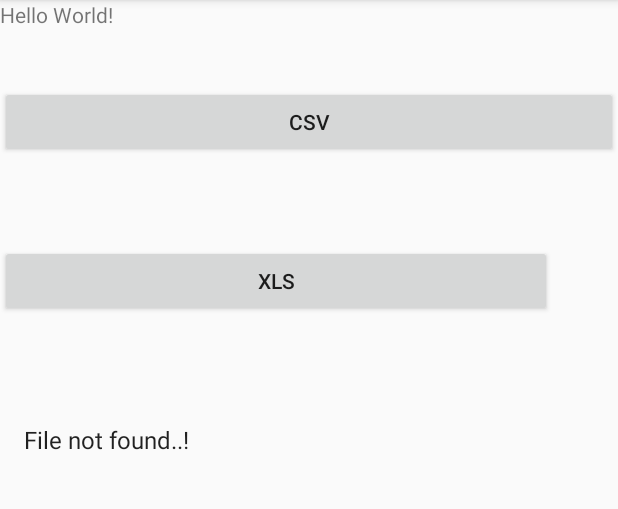
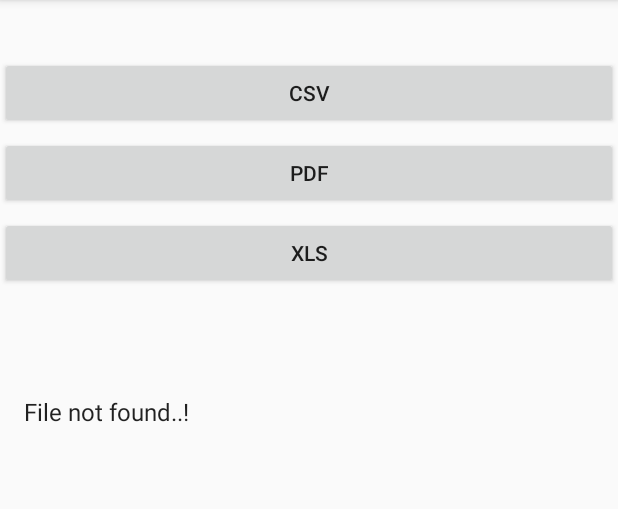
Before and after one commit to vtripeno/android_read_sheets, an Android app: the screen it shows after launch (MainActivity), after a tap on "XLS", on a phone screen of 412 x 824 dp, the part 84-593 px from its top. Run offline under Robolectric (Android 15) with nearby library versions, the phone set to English and light mode, and no system bars; libraries missing offline, so code that uses them is left out: com.itextpdf.text, com.opencsv, jxl.read.biff.

Commit message:
leitura pdf

```diff
--- a/app/build.gradle
+++ b/app/build.gradle
@@ -47,6 +47,6 @@ dependencies {
     // https://mvnrepository.com/artifact/com.opencsv/opencsv
     compile group: 'com.opencsv', name: 'opencsv', version: '3.9'
 
-
+    compile 'com.itextpdf:itextg:5.5.10'
 
 }
--- a/app/src/main/res/layout/activity_main.xml
+++ b/app/src/main/res/layout/activity_main.xml
@@ -6,21 +6,6 @@
     android:layout_height="match_parent"
     tools:context="com.example.vrto.read_sheet.MainActivity">
 
-    <LinearLayout
-        android:layout_width="match_parent"
-        android:layout_height="wrap_content"
-        android:id="@+id/linearHelloWorld">
-
-        <TextView
-            android:layout_width="wrap_content"
-            android:layout_height="wrap_content"
-            android:text="Hello World!"
-            app:layout_constraintBottom_toBottomOf="parent"
-            app:layout_constraintLeft_toLeftOf="parent"
-            app:layout_constraintRight_toRightOf="parent"
-            app:layout_constraintTop_toTopOf="parent" />
-    </LinearLayout>
-
 
     <LinearLayout
         android:layout_width="match_parent"
@@ -28,7 +13,6 @@
         android:id="@+id/linearCsv"
         android:layout_alignParentLeft="true"
         android:layout_alignParentStart="true"
-        android:layout_below="@+id/linearHelloWorld"
         android:layout_marginTop="38dp">
 
         <Button
@@ -41,14 +25,31 @@
     <LinearLayout
         android:layout_width="match_parent"
         android:layout_height="wrap_content"
+        android:id="@+id/linearPdf"
+        android:layout_alignParentLeft="true"
+        android:layout_alignParentStart="true"
+        android:layout_below="@+id/linearCsv"
+        android:layout_marginTop="5dp">
+        <Button
+            android:id="@+id/pdf"
+            android:layout_width="match_parent"
+            android:layout_height="wrap_content"
+
+            android:text="PDF" />
+
+    </LinearLayout>
+
+    <LinearLayout
+        android:layout_width="match_parent"
+        android:layout_height="wrap_content"
         android:id="@+id/linearXls"
         android:layout_alignParentLeft="true"
         android:layout_alignParentStart="true"
-        android:layout_below="@+id/linearCsv"
-        android:layout_marginTop="58dp">
+        android:layout_below="@+id/linearPdf"
+        android:layout_marginTop="5dp">
         <Button
             android:id="@+id/xls"
-            android:layout_width="368dp"
+            android:layout_width="match_parent"
             android:layout_height="wrap_content"
 
             android:text="XLS" />
@@ -66,7 +67,7 @@
 
         <ListView
             android:layout_width="match_parent"
-            android:layout_height="match_parent"
+            android:layout_height="wrap_content"
             android:id="@+id/listaValores"></ListView>
 
     </LinearLayout>
```
Also changed, not shown: app/src/main/java/com/example/vrto/read_sheet/MainActivity.java (+55 -9 lines), 1 other file.
